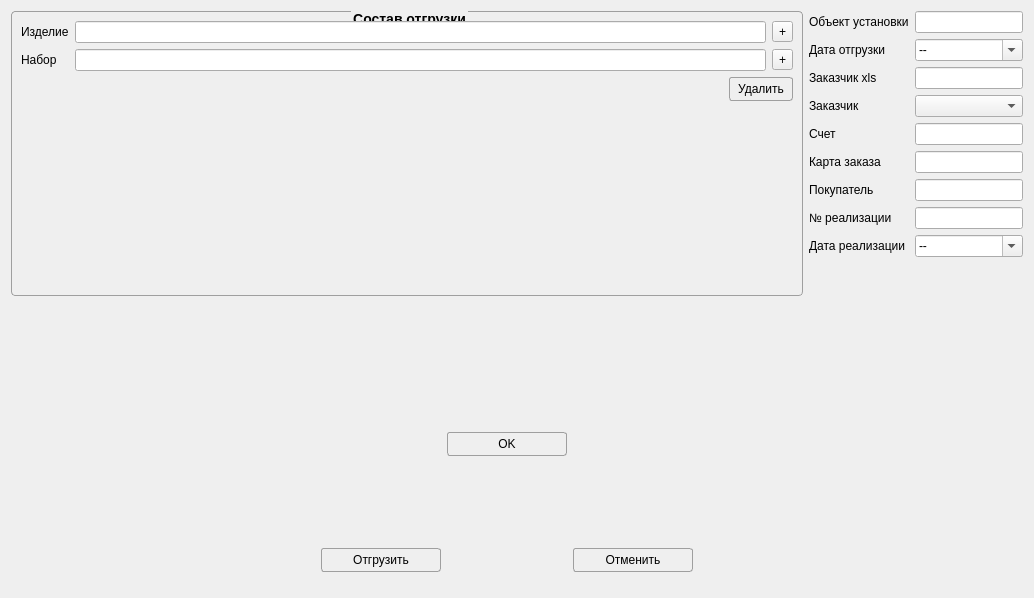
AlexeyScherbakov2021/Remont2, file Remont/shipwindow.ui: the form before one commit.
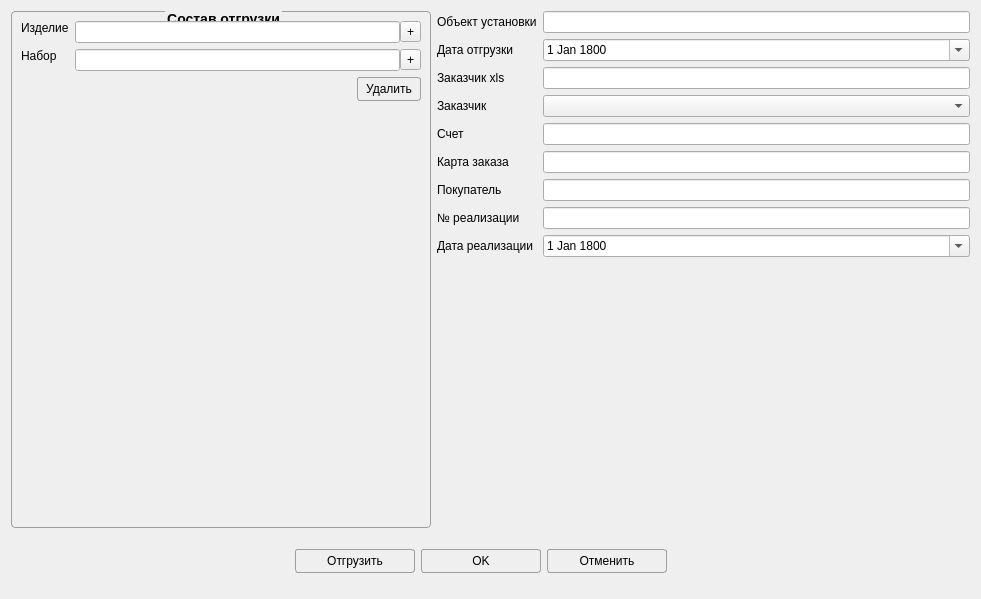
The form after the commit. Icons and pictures are not drawn. Custom widgets are drawn as their Qt base class.

Diff of the .ui file:
```diff
--- a/Remont/shipwindow.ui
+++ b/Remont/shipwindow.ui
@@ -6,8 +6,8 @@
    <rect>
     <x>0</x>
     <y>0</y>
-    <width>1034</width>
-    <height>598</height>
+    <width>981</width>
+    <height>599</height>
    </rect>
   </property>
   <property name="windowTitle">
@@ -51,71 +51,110 @@
 
 </string>
   </property>
-  <layout class="QVBoxLayout" name="verticalLayout_2">
+  <layout class="QVBoxLayout" name="verticalLayout_2" stretch="0,0">
    <item>
-    <layout class="QHBoxLayout" name="horizontalLayout_3">
+    <layout class="QHBoxLayout" name="horizontalLayout_3" stretch="0,1">
      <item>
       <widget class="QGroupBox" name="groupBox">
        <property name="title">
         <string>Состав отгрузки</string>
        </property>
-       <layout class="QVBoxLayout" name="verticalLayout" stretch="0,0,0">
+       <layout class="QVBoxLayout" name="verticalLayout">
         <item>
-         <layout class="QGridLayout" name="gridLayout">
-          <item row="0" column="2">
-           <widget class="QToolButton" name="tbNumProd">
-            <property name="toolTip">
-             <string>Добавить изделие</string>
+         <layout class="QFormLayout" name="formLayout_2">
+          <item row="0" column="0">
+           <widget class="QLabel" name="label_4">
+            <property name="sizePolicy">
+             <sizepolicy hsizetype="Preferred" vsizetype="Fixed">
+              <horstretch>0</horstretch>
+              <verstretch>0</verstretch>
+             </sizepolicy>
             </property>
             <property name="text">
-             <string>+</string>
-            </property>
-            <property name="icon">
-             <iconset resource="resource.qrc">
-              <normaloff>:/image/Add2.png</normaloff>:/image/Add2.png</iconset>
-            </property>
-           </widget>
-          </item>
-          <item row="1" column="2">
-           <widget class="QToolButton" name="tbAddSetter">
-            <property name="toolTip">
-             <string>Добавить набор</string>
-            </property>
-            <property name="text">
-             <string>+</string>
-            </property>
-            <property name="icon">
-             <iconset resource="resource.qrc">
-              <normaloff>:/image/Add2.png</normaloff>:/image/Add2.png</iconset>
+             <string>Изделие</string>
             </property>
            </widget>
           </item>
           <item row="0" column="1">
-           <widget class="QLineEdit" name="leNumProd">
-            <property name="minimumSize">
-             <size>
-              <width>0</width>
-              <height>0</height>
-             </size>
+           <layout class="QHBoxLayout" name="horizontalLayout_4">
+            <property name="spacing">
+             <number>0</number>
             </property>
-           </widget>
+            <item>
+             <widget class="QLineEdit" name="leNumProd">
+              <property name="sizePolicy">
+               <sizepolicy hsizetype="Preferred" vsizetype="Fixed">
+                <horstretch>0</horstretch>
+                <verstretch>0</verstretch>
+               </sizepolicy>
+              </property>
+              <property name="minimumSize">
+               <size>
+                <width>0</width>
+                <height>0</height>
+               </size>
+              </property>
+             </widget>
+            </item>
+            <item>
+             <widget class="QToolButton" name="tbNumProd">
+              <property name="toolTip">
+               <string>Добавить изделие</string>
+              </property>
+              <property name="text">
+               <string>+</string>
+              </property>
+              <property name="icon">
+               <iconset resource="resource.qrc">
+                <normaloff>:/image/Add2.png</normaloff>:/image/Add2.png</iconset>
+              </property>
+             </widget>
+            </item>
+           </layout>
           </item>
           <item row="1" column="0">
            <widget class="QLabel" name="label">
+            <property name="sizePolicy">
+             <sizepolicy hsizetype="Preferred" vsizetype="Fixed">
+              <horstretch>0</horstretch>
+              <verstretch>0</verstretch>
+             </sizepolicy>
+            </property>
             <property name="text">
              <string>Набор</string>
             </property>
            </widget>
           </item>
-          <item row="0" column="0">
-           <widget class="QLabel" name="label_4">
-            <property name="text">
-             <string>Изделие</string>
-            </property>
-           </widget>
-          </item>
           <item row="1" column="1">
-           <widget class="QLineEdit" name="leSetterOut"/>
+           <layout class="QHBoxLayout" name="horizontalLayout_5">
+            <property name="spacing">
+             <number>0</number>
+            </property>
+            <item>
+             <widget class="QLineEdit" name="leSetterOut">
+              <property name="sizePolicy">
+               <sizepolicy hsizetype="Preferred" vsizetype="Fixed">
+                <horstretch>0</horstretch>
+                <verstretch>0</verstretch>
+               </sizepolicy>
+              </property>
+             </widget>
+            </item>
+            <item>
+             <widget class="QToolButton" name="tbAddSetter">
+              <property name="toolTip">
+               <string>Добавить набор</string>
+              </property>
+              <property name="text">
+               <string>+</string>
+              </property>
+              <property name="icon">
+               <iconset resource="resource.qrc">
+                <normaloff>:/image/Add2.png</normaloff>:/image/Add2.png</iconset>
+              </property>
+             </widget>
+            </item>
+           </layout>
           </item>
          </layout>
         </item>
@@ -126,6 +165,9 @@
             <property name="orientation">
              <enum>Qt::Orientation::Horizontal</enum>
             </property>
+            <property name="sizeType">
+             <enum>QSizePolicy::Policy::Expanding</enum>
+            </property>
             <property name="sizeHint" stdset="0">
              <size>
               <width>40</width>
@@ -136,6 +178,12 @@
           </item>
           <item>
            <widget class="QPushButton" name="pbDelete">
+            <property name="sizePolicy">
+             <sizepolicy hsizetype="Fixed" vsizetype="Fixed">
+              <horstretch>0</horstretch>
+              <verstretch>0</verstretch>
+             </sizepolicy>
+            </property>
             <property name="toolTip">
              <string>Удалить выделенную строку</string>
             </property>
@@ -152,9 +200,15 @@
         </item>
         <item>
          <widget class="TreeItemsForm" name="wTreeItems" native="true">
+          <property name="sizePolicy">
+           <sizepolicy hsizetype="Expanding" vsizetype="Expanding">
+            <horstretch>0</horstretch>
+            <verstretch>0</verstretch>
+           </sizepolicy>
+          </property>
           <property name="minimumSize">
            <size>
-            <width>0</width>
+            <width>400</width>
             <height>0</height>
            </size>
           </property>
@@ -175,11 +229,17 @@
        <item row="0" column="1">
         <widget class="QLineEdit" name="leObjectInstall">
          <property name="sizePolicy">
-          <sizepolicy hsizetype="Preferred" vsizetype="Fixed">
+          <sizepolicy hsizetype="Preferred" vsizetype="Preferred">
            <horstretch>0</horstretch>
            <verstretch>0</verstretch>
           </sizepolicy>
          </property>
+         <property name="minimumSize">
+          <size>
+           <width>0</width>
+           <height>0</height>
+          </size>
+         </property>
         </widget>
        </item>
        <item row="1" column="0">
@@ -198,14 +258,14 @@
           </sizepolicy>
          </property>
          <property name="specialValueText">
-          <string>--</string>
+          <string notr="true"/>
          </property>
          <property name="showGroupSeparator" stdset="0">
           <bool>false</bool>
          </property>
          <property name="dateTime">
           <datetime>
-           <hour>0</hour>
+           <hour>3</hour>
            <minute>0</minute>
            <second>0</second>
            <year>1800</year>
@@ -215,7 +275,7 @@
          </property>
          <property name="time">
           <time>
-           <hour>0</hour>
+           <hour>3</hour>
            <minute>0</minute>
            <second>0</second>
           </time>
@@ -229,7 +289,7 @@
          </property>
          <property name="minimumTime">
           <time>
-           <hour>0</hour>
+           <hour>3</hour>
            <minute>0</minute>
            <second>0</second>
           </time>
@@ -376,14 +436,14 @@
           </sizepolicy>
          </property>
          <property name="specialValueText">
-          <string>--</string>
+          <string/>
          </property>
          <property name="showGroupSeparator" stdset="0">
           <bool>false</bool>
          </property>
          <property name="dateTime">
           <datetime>
-           <hour>0</hour>
+           <hour>3</hour>
            <minute>0</minute>
            <second>0</second>
            <year>1800</year>
@@ -393,7 +453,7 @@
          </property>
          <property name="time">
           <time>
-           <hour>0</hour>
+           <hour>3</hour>
            <minute>0</minute>
            <second>0</second>
           </time>
@@ -405,9 +465,16 @@
            <day>1</day>
           </date>
          </property>
+         <property name="maximumTime">
+          <time>
+           <hour>7</hour>
+           <minute>59</minute>
+           <second>59</second>
+          </time>
+         </property>
          <property name="minimumTime">
           <time>
-           <hour>0</hour>
+           <hour>3</hour>
            <minute>0</minute>
            <second>0</second>
           </time>
```
Left out of the diff: 4 changed lines with no effect on the pictures.
